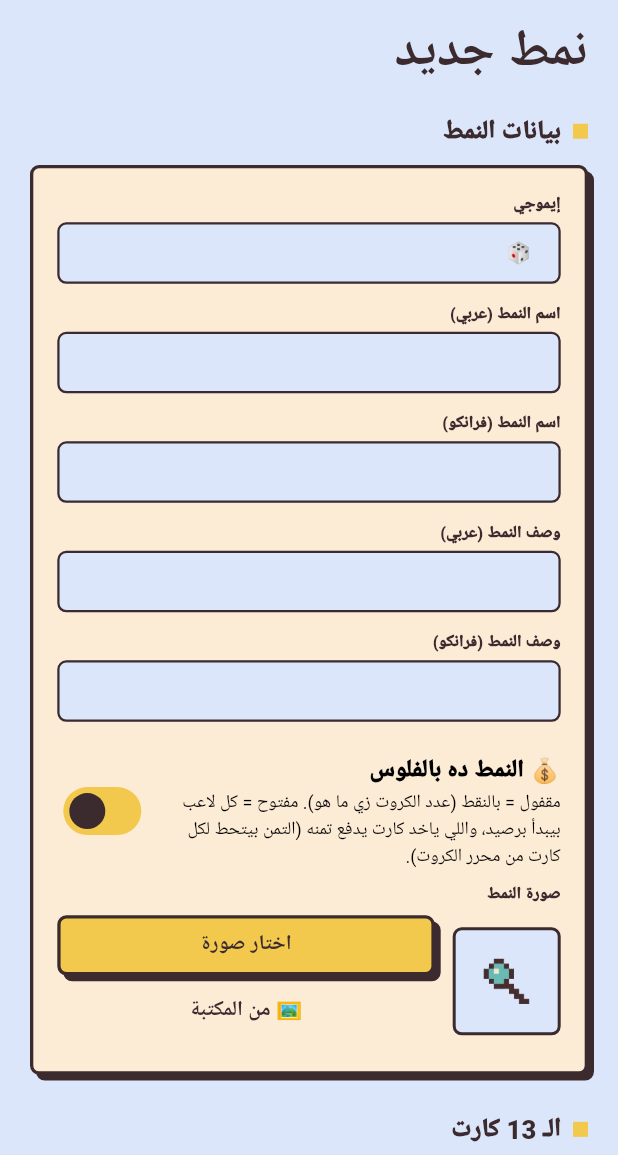
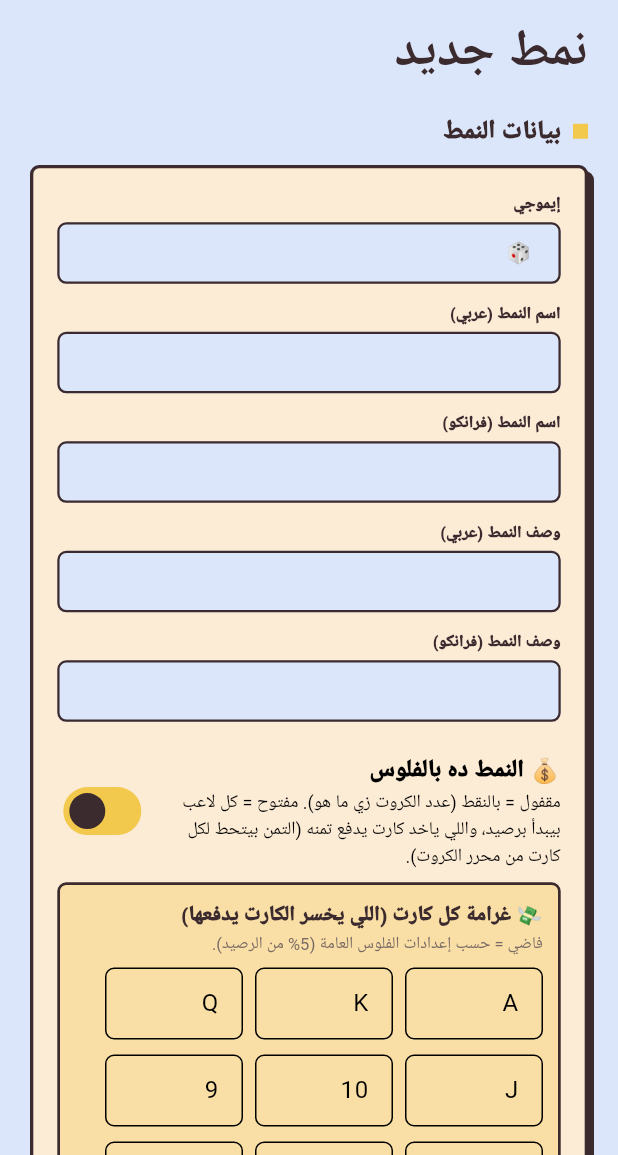
Before and after one commit to eltonymotz-cpu/karta_, a Flutter app: the ModeEditorScreen screen opened directly with empty values, after a tap on an icon or button, on a phone screen of 412 x 824 dp, the part 81-1236 px from its top. Run offline on Flutter 3.47's test engine with Material 3 defaults, Android fonts, the phone set to English and light mode, and no system bars; our stand-ins replace audioplayers, google_fonts, image_picker, qr_flutter, shared_preferences, supabase_flutter; accounts and stored records are empty; Roboto replaces fonts that are missing (Baloo Bhaijaan 2).

Commit message:
New logo, host-side next-turn button, everyone-must-clap rule, card fines
- New logo (cut out from the provided artwork, transparent corners) plus a
  regenerated dark version, favicon and PWA icons
- Turn inside the card: big "next" button for the host under the table on
  the right; the turn label moved to the top of the card so it no longer
  covers the hint
- Clap card with multiple phones: the host picks a seat and claps like
  everyone else (and can be last); nobody can close the card early, it
  closes by itself once every connected player clapped, then shows first
  and last; progress shows who still has to clap
- Money modes: admin sets a fine for every card right in the mode editor;
  the fine shows on the card while playing
- Tests for the clap rules, host losing, fines, and the money mode editor

Co-Authored-By: Claude Opus 5.5 <noreply@anthropic.com>

```diff
--- a/lib/data/texts.dart
+++ b/lib/data/texts.dart
@@ -551,8 +551,8 @@ class UiText {
     'مقفول = بالنقط (عدد الكروت زي ما هو). مفتوح = كل لاعب بيبدأ برصيد، واللي ياخد كارت يدفع تمنه (التمن بيتحط لكل كارت من محرر الكروت).',
     'Ma2fool = bel no2at. Maftoo7 = kol la3eb byebda2 b raseed, w elly yakhod kart yedfa3 tamano.',
   );
-  static const cardCost = LText('تمن الكارت (في الأنماط اللي بالفلوس)', 'Taman el kart (fel anmat elly bel floos)');
-  static const cardCostHint = LText('اللي ياخد الكارت ده يدفع المبلغ ده. فاضي = حسب إعدادات الضريبة العامة.', 'Elly yakhod el kart yedfa3 el mablagh da.');
+  static const cardCost = LText('غرامة الكارت (في الأنماط اللي بالفلوس)', 'Gharamet el kart (fel anmat elly bel floos)');
+  static const cardCostHint = LText('اللي يخسر الكارت ده يدفع الغرامة دي. فاضي = حسب إعدادات الفلوس العامة.', 'Elly yekhsar el kart da yedfa3 el gharama di.');
   static const moneyOnlyNote = LText('النمط ده بالنقط: التمن مش هيتحسب غير لو فتحت "النمط ده بالفلوس" من تعديل النمط.', 'El namat da bel no2at.');
   static const passAroundLabel = LText('🔁 دور جوه الكارت', '🔁 Dor gowa el kart');
   static const passAroundHint = LText(
@@ -560,7 +560,7 @@ class UiText {
     'Le kroot zay wazn w 2afya: sahm 3al la3eb elly 3aleh el dor, wel host bey3addeeh lel ba3do b zorar.',
   );
   static const innerTurnOf = LText('👉 الدور على {name}', '👉 El dor 3ala {name}');
-  static const nextInner = LText('اللي بعده ◀', 'Elly ba3do ◀');
+  static const nextInner = LText('اللي بعده', 'Elly ba3do');
   static const prevInner = LText('▶ اللي قبله', '▶ Elly 2ablo');
   static const questionCard = LText('❓ كارت سؤال', '❓ Kart so2al');
   static const questionCardHint = LText(
@@ -569,4 +569,10 @@ class UiText {
   );
   static const tapToRevealAnswer = LText('👆 دوس تشوف الإجابة', '👆 Dos teshoof el egaba');
   static const lastClapResult = LText('👏 التصفيق اللي فات', '👏 El tasfee2 elly fat');
+
+  static const clapProgress = LText('👏 صقّفوا {done} من {total}', '👏 Sa22afo {done} men {total}');
+  static const clapWaiting = LText('لسه', 'Lessa');
+  static const fineLabel = LText('💸 غرامة', '💸 Gharama');
+  static const finesTitle = LText('غرامة كل كارت (اللي يخسر الكارت يدفعها)', 'Gharamet kol kart (elly yekhsar el kart yedfa3ha)');
+  static const finesHint = LText('فاضي = حسب إعدادات الفلوس العامة (5% من الرصيد).', 'Fady = 7asab e3dadat el floos el 3amma.');
 }
--- a/lib/screens/admin_screen.dart
+++ b/lib/screens/admin_screen.dart
@@ -265,6 +265,7 @@ class _RuleDraft {
   final descFr = TextEditingController();
   final promptAr = TextEditingController();
   final promptFr = TextEditingController();
+  final fine = TextEditingController(); // غرامة الكارت (في الأنماط اللي بالفلوس)
   RuleType type = RuleType.assign;
   bool silence = false;
   CardRule? original; // القاعدة الأصلية (عشان التصميم والإعدادات اللي مش في المحرر ده تفضل زي ما هي)
@@ -281,6 +282,7 @@ class _RuleDraft {
     promptFr.text = rule.prompt?.fr ?? '';
     type = rule.type;
     silence = rule.setsSilence;
+    fine.text = rule.cost?.toString() ?? '';
   }
 
   /// نحوّل الخانات لقاعدة (التصميم وباقي الإعدادات بتتنقل من القاعدة الأصلية زي ما هي)
@@ -296,13 +298,15 @@ class _RuleDraft {
       prompt: hasPrompt ? LText(promptAr.text.trim(), promptFr.text.trim()) : null,
       clearPrompt: !hasPrompt,
       setsSilence: silence,
+      cost: int.tryParse(fine.text.trim())?.clamp(0, 1000000),
+      clearCost: int.tryParse(fine.text.trim()) == null,
     );
   }
 
   bool get hasTitle => titleAr.text.trim().isNotEmpty || titleFr.text.trim().isNotEmpty;
 
   void dispose() {
-    for (final c in [emoji, titleAr, titleFr, descAr, descFr, promptAr, promptFr]) {
+    for (final c in [emoji, titleAr, titleFr, descAr, descFr, promptAr, promptFr, fine]) {
       c.dispose();
     }
   }
@@ -430,6 +434,45 @@ class _ModeEditorScreenState extends State<ModeEditorScreen> {
     if (ref != null && mounted) _replaceImage(ref, uploaded: false);
   }
 
+  /// غرامات الكروت: خانة صغيرة لكل كارت (الـ 13 + الكروت الزيادة)
+  Widget _finesBox() {
+    Widget cell(String label, TextEditingController controller) => SizedBox(
+          width: 92,
+          child: TextField(
+            controller: controller,
+            keyboardType: TextInputType.number,
+            textAlign: TextAlign.center,
+            decoration: InputDecoration(
+              labelText: label,
+              isDense: true,
+              hintText: '—',
+              border: OutlineInputBorder(borderRadius: BorderRadius.circular(Brutal.radius)),
+            ),
+          ),
+        );
+    return Container(
+      margin: const EdgeInsets.only(bottom: 12),
+      padding: const EdgeInsets.all(10),
+      decoration: Brutal.box(color: AppColors.yellow.withValues(alpha: 0.35), borderWidth: 1.8, shadowOffset: Offset.zero),
+      child: Column(
+        crossAxisAlignment: CrossAxisAlignment.stretch,
+        children: [
+          Text('💸 ${game.t(UiText.finesTitle)}', style: const TextStyle(fontWeight: FontWeight.w900)),
+          Text(game.t(UiText.finesHint), style: TextStyle(fontSize: 11, color: AppColors.muted)),
+          const SizedBox(height: 8),
+          Wrap(
+            spacing: 8,
+            runSpacing: 10,
+            children: [
+              for (final rank in cardRanks) cell(rank, _drafts[rank]!.fine),
+              for (final x in _extras) cell(x.label.text.trim().isEmpty ? '★' : x.label.text.trim(), x.rule.fine),
+            ],
+          ),
+        ],
+      ),
+    );
+  }
+
   /// هل الكروت الزيادة سليمة؟ (ليها اسم وعنوان، ومفيش اسم متكرر أو زي كارت من الـ 13)
   bool _extrasValid() {
     final labels = <String>{};
@@ -534,6 +577,8 @@ class _ModeEditorScreenState extends State<ModeEditorScreen> {
                           contentPadding: EdgeInsets.zero,
                         ),
                       ),
+                      // غرامة كل كارت (بتظهر لما النمط يبقى بالفلوس)
+                      if (_money) _finesBox(),
                       // صورة النمط
                       Align(
                         alignment: AlignmentDirectional.centerStart,
```
Also changed, not shown: lib/game/game_controller.dart (+49 -6 lines), lib/screens/game_screen.dart (+26 -5 lines), lib/widgets/big_card.dart (+28 -6 lines), assets/images/logo.png, assets/images/logo_dark.png, 7 other files.
